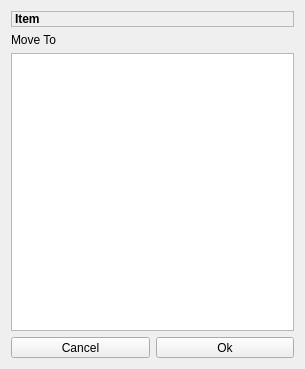
First picture: the form in src/Notes/MoveTo.ui, repository ic005k/Knot, before the edit.
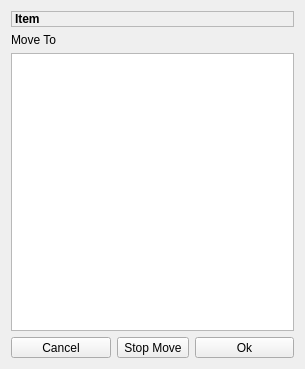
Second picture: the form after the edit.

The edit to the form file:
```diff
--- a/src/Notes/MoveTo.ui
+++ b/src/Notes/MoveTo.ui
@@ -75,6 +75,13 @@
        </property>
       </widget>
      </item>
+     <item>
+      <widget class="QToolButton" name="btnStopMove">
+       <property name="text">
+        <string>Stop Move</string>
+       </property>
+      </widget>
+     </item>
      <item>
       <widget class="QToolButton" name="btnOk">
        <property name="sizePolicy">
```
Left out of the diff: 2 changed lines with no effect on the pictures.
